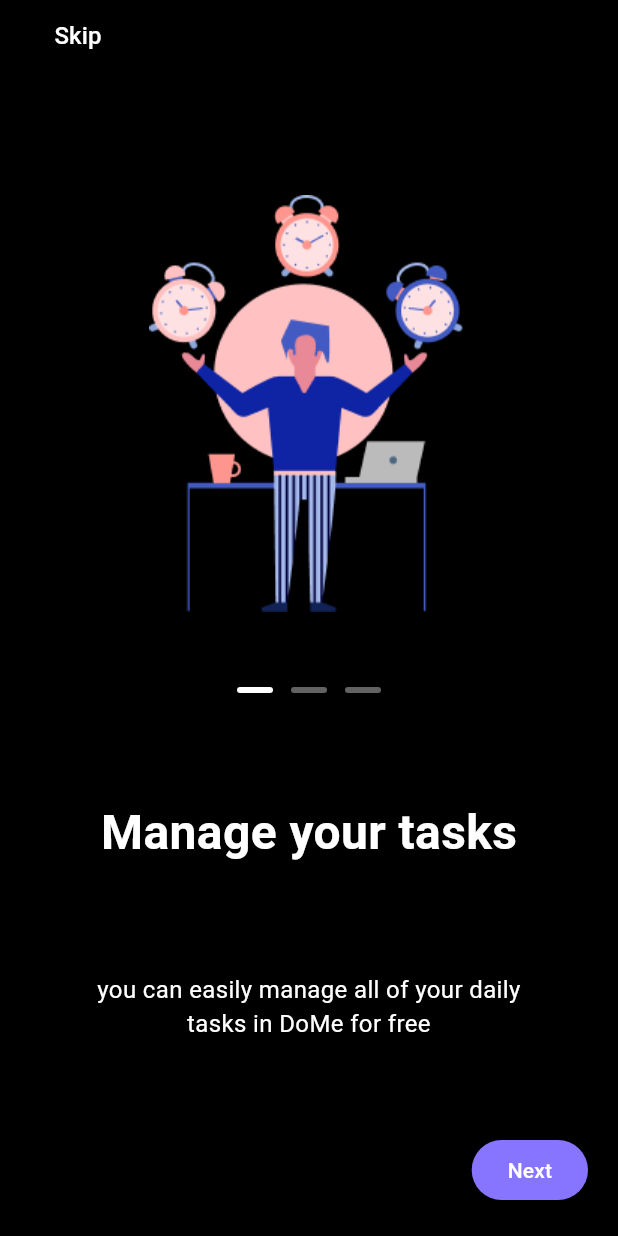
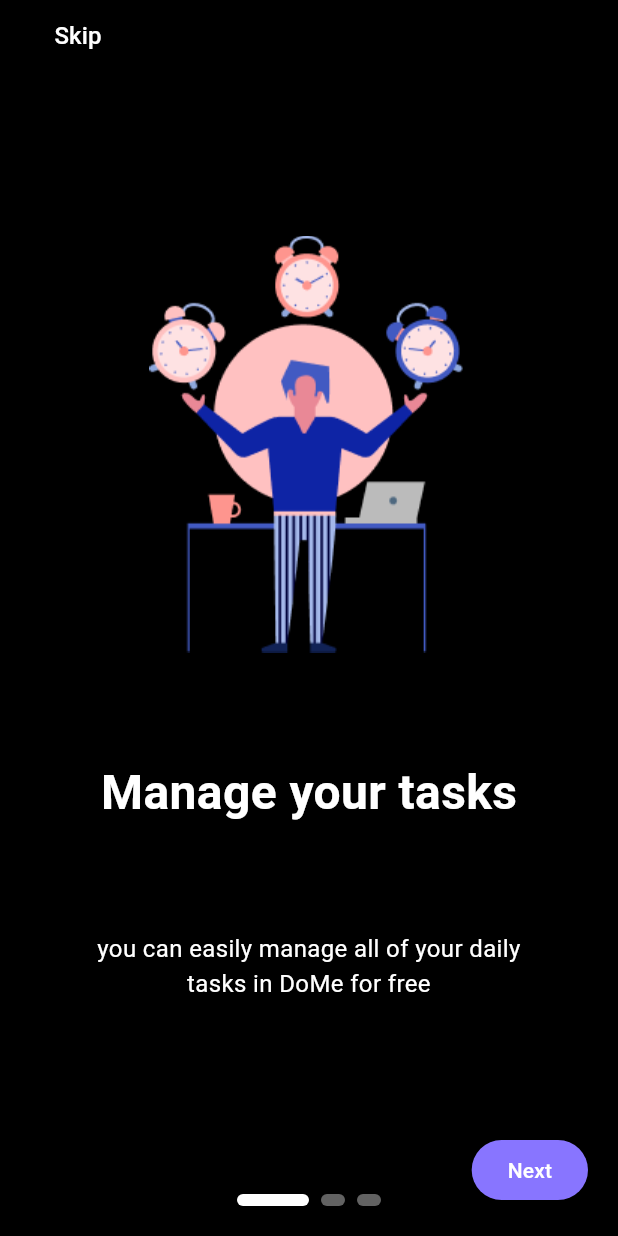
Before and after one commit to roychandu/to_do_list_provider, a Flutter app: the screen it shows after launch, on a phone screen of 412 x 824 dp. Run offline on Flutter 3.47's test engine with Material 3 defaults, Android fonts, the phone set to English and light mode, and no system bars; drawn by our look-alikes of smooth_page_indicator.

```diff
--- /dev/null
+++ b/lib/screens/Intro_screens/onboard_screen.dart
@@ -0,0 +1,279 @@
+import 'package:flutter/material.dart';
+import 'package:smooth_page_indicator/smooth_page_indicator.dart';
+
+class OnboardScreen extends StatefulWidget {
+  const OnboardScreen({super.key});
+
+  @override
+  State<OnboardScreen> createState() => _RendomScreenState();
+}
+
+class _RendomScreenState extends State<OnboardScreen> {
+  PageController _controller = PageController(initialPage: 0);
+  @override
+  Widget build(BuildContext context) {
+    return SafeArea(
+      child: Scaffold(
+        body: Stack(
+          children: [
+            PageView(
+              controller: _controller,
+              children: [
+                Padding(
+                  padding: const EdgeInsets.only(left: 20, right: 20),
+                  child: Stack(
+                    children: [
+                      Positioned(
+                        top: 0,
+                        child: TextButton(
+                          onPressed: () {
+                            _controller.jumpToPage(2);
+                          },
+                          child: Text(
+                            'Skip',
+                            style: TextStyle(color: Colors.white, fontSize: 16),
+                          ),
+                        ),
+                      ),
+                      Positioned(
+                        child: Column(
+                          mainAxisAlignment: MainAxisAlignment.center,
+                          children: [
+                            Image.asset('assets/onboard1.png'),
+
+                            SizedBox(height: 70),
+                            Center(
+                              child: Text(
+                                'Manage your tasks',
+                                style: TextStyle(
+                                  color: Colors.white,
+                                  fontSize: 32,
+                                  fontWeight: FontWeight.bold,
+                                ),
+                              ),
+                            ),
+                            SizedBox(height: 70),
+                            Center(
+                              child: Padding(
+                                padding: const EdgeInsets.only(
+                                  left: 40,
+                                  right: 40,
+                                ),
+                                child: Text(
+                                  textAlign: TextAlign.center,
+                                  'you can easily manage all of your daily tasks in DoMe for free',
+                                  style: TextStyle(
+                                    color: Colors.white,
+                                    fontSize: 16,
+                                  ),
+                                ),
+                              ),
+                            ),
+                          ],
+                        ),
+                      ),
+                      Positioned(
+                        bottom: 20,
+                        right: 0,
+                        child: ElevatedButton(
+                          onPressed: () {
+                            _controller.jumpToPage(1);
+                          },
+                          style: ElevatedButton.styleFrom(
+                            backgroundColor: Color(0xff8875FF),
+                            foregroundColor: Color(0xFFFFFFFF),
+                          ),
+                          child: Text('Next'),
+                        ),
+                      ),
+                    ],
+                  ),
+                ),
+                Padding(
+                  padding: const EdgeInsets.only(left: 20, right: 20),
+                  child: Stack(
+                    children: [
+                      Positioned(
+                        top: 0,
+                        child: TextButton(
+                          onPressed: () {
+                            _controller.jumpToPage(2);
+                          },
+                          child: Text(
+                            'Skip',
+                            style: TextStyle(color: Colors.white, fontSize: 16),
+                          ),
+                        ),
+                      ),
+                      Positioned(
+                        child: Column(
+                          mainAxisAlignment: MainAxisAlignment.center,
+                          children: [
+                            Image.asset('assets/onboard2.png'),
+
+                            SizedBox(height: 70),
+                            Center(
+                              child: Text(
+                                'Create daily routing',
+                                style: TextStyle(
+                                  color: Colors.white,
+                                  fontSize: 32,
+                                  fontWeight: FontWeight.bold,
+                                ),
+                              ),
+                            ),
+                            SizedBox(height: 70),
+                            Center(
+                              child: Padding(
+                                padding: const EdgeInsets.only(
+                                  left: 40,
+                                  right: 40,
+                                ),
+                                child: Text(
+                                  textAlign: TextAlign.center,
+                                  'In Uptodo you can create your personalized routine to stay productive',
+                                  style: TextStyle(
+                                    color: Colors.white,
+                                    fontSize: 16,
+                                  ),
+                                ),
+                              ),
+                            ),
+                          ],
+                        ),
+                      ),
+                      Positioned(
+                        bottom: 20,
+                        left: 0,
+                        right: 0,
+                        child: Row(
+                          mainAxisAlignment: MainAxisAlignment.spaceBetween,
+                          children: [
+                            TextButton(
+                              onPressed: () {
+                                _controller.jumpToPage(0);
+                              },
+                              child: Text(
+                                'Back',
+                                style: TextStyle(
+                                  color: Colors.white,
+                                  fontSize: 16,
+                                ),
+                              ),
+                            ),
+                            ElevatedButton(
+                              onPressed: () {
+                                _controller.jumpToPage(2);
+                              },
+                              style: ElevatedButton.styleFrom(
+                                backgroundColor: Color(0xff8875FF),
+                                foregroundColor: Color(0xFFFFFFFF),
+                              ),
+                              child: Text('Next'),
+                            ),
+                          ],
+                        ),
+                      ),
+                    ],
+                  ),
+                ),
+                Padding(
+                  padding: const EdgeInsets.only(left: 20, right: 20),
+                  child: Stack(
+                    children: [
+                      Positioned(
+                        child: Column(
+                          mainAxisAlignment: MainAxisAlignment.center,
+                          children: [
+                            Image.asset('assets/onboard3.png'),
+
+                            SizedBox(height: 70),
+                            Center(
+                              child: Text(
+                                'Orgonaize your tasks',
+                                style: TextStyle(
+                                  color: Colors.white,
+                                  fontSize: 32,
+                                  fontWeight: FontWeight.bold,
+                                ),
+                              ),
+                            ),
+                            SizedBox(height: 70),
+                            Center(
+                              child: Padding(
+                                padding: const EdgeInsets.only(
+                                  left: 40,
+                                  right: 40,
+                                ),
+                                child: Text(
+                                  textAlign: TextAlign.center,
+                                  'you can organize your daily tasks by adding your tasks into separate categories',
+                                  style: TextStyle(
+                                    color: Colors.white,
+                                    fontSize: 16,
+                                  ),
+                                ),
+                              ),
+                            ),
+                          ],
+                        ),
+                      ),
+                      Positioned(
+                        bottom: 20,
+                        left: 0,
+                        right: 0,
+                        child: Row(
+                          mainAxisAlignment: MainAxisAlignment.spaceBetween,
+                          children: [
+                            TextButton(
+                              onPressed: () {
+                                _controller.jumpToPage(1);
+                              },
+                              child: Text(
+                                'Back',
+                                style: TextStyle(
+                                  color: Colors.white,
+                                  fontSize: 16,
+                                ),
+                              ),
+                            ),
+                            ElevatedButton(
+                              onPressed: () {},
+                              style: ElevatedButton.styleFrom(
+                                backgroundColor: Color(0xff8875FF),
+                                foregroundColor: Color(0xFFFFFFFF),
+                              ),
+                              child: Text('Next'),
+                            ),
+                          ],
+                        ),
+                      ),
+                    ],
+                  ),
+                ),
+              ],
+            ),
+            Positioned(
+              bottom: 20,
+              left: 0,
+              right: 0,
+              child: Center(
+                child: SmoothPageIndicator(
+                  controller: _controller,
+                  count: 3,
+                  effect: ExpandingDotsEffect(
+                    activeDotColor: Colors.white,
+                    dotColor: Colors.white38,
+                    dotHeight: 8,
+                    dotWidth: 16,
+                    expansionFactor: 3,
+                  ),
+                ),
+              ),
+            ),
+          ],
+        ),
+      ),
+    );
+  }
+}
--- a/lib/screens/Intro_screens/rendom_screen.dart
+++ /dev/null
@@ -1,337 +0,0 @@
-import 'package:flutter/material.dart';
-
-class RendomScreen extends StatefulWidget {
-  const RendomScreen({super.key});
-
-  @override
-  State<RendomScreen> createState() => _RendomScreenState();
-}
-
-class _RendomScreenState extends State<RendomScreen> {
-  PageController _controller = PageController(initialPage: 0);
-  @override
-  Widget build(BuildContext context) {
-    return SafeArea(
-      child: Scaffold(
-        body: PageView(
-          controller: _controller,
-          children: [
-            Padding(
-              padding: const EdgeInsets.only(left: 20, right: 20),
-              child: Stack(
-                children: [
-                  Positioned(
-                    top: 0,
-                    child: TextButton(
-                      onPressed: () {
-                        _controller.jumpToPage(2);
-                      },
-                      child: Text(
-                        'Skip',
-                        style: TextStyle(color: Colors.white, fontSize: 16),
-                      ),
-                    ),
-                  ),
-                  Positioned(
-                    child: Column(
-                      mainAxisAlignment: MainAxisAlignment.center,
-                      children: [
-                        Image.asset('assets/onboard1.png'),
-                        SizedBox(height: 50),
-                        Row(
-                          mainAxisAlignment: MainAxisAlignment.center,
-                          children: [
-                            Container(
-                              margin: EdgeInsets.symmetric(horizontal: 6),
-                              width: 24,
-                              height: 4,
-                              decoration: BoxDecoration(
-                                color: Colors.white,
-                                borderRadius: BorderRadius.circular(4),
-                              ),
-                            ),
-                            Container(
-                              margin: EdgeInsets.symmetric(horizontal: 6),
-                              width: 24,
-                              height: 4,
-                              decoration: BoxDecoration(
-                                color: Colors.white38,
-                                borderRadius: BorderRadius.circular(4),
-                              ),
-                            ),
-                            Container(
-                              margin: EdgeInsets.symmetric(horizontal: 6),
-                              width: 24,
-                              height: 4,
-                              decoration: BoxDecoration(
-                                color: Colors.white38,
-                                borderRadius: BorderRadius.circular(4),
-                              ),
-                            ),
-                          ],
-                        ),
-                        SizedBox(height: 70),
-                        Center(
-                          child: Text(
-                            'Manage your tasks',
-                            style: TextStyle(
-                              color: Colors.white,
-                              fontSize: 32,
-                              fontWeight: FontWeight.bold,
-                            ),
-                          ),
-                        ),
-                        SizedBox(height: 70),
-                        Center(
-                          child: Padding(
-                            padding: const EdgeInsets.only(left: 40, right: 40),
-                            child: Text(
-                              textAlign: TextAlign.center,
-                              'you can easily manage all of your daily tasks in DoMe for free',
-                              style: TextStyle(
-                                color: Colors.white,
-                                fontSize: 16,
-                              ),
-                            ),
-                          ),
-                        ),
-                      ],
-                    ),
-                  ),
-                  Positioned(
-                    bottom: 20,
-                    right: 0,
-                    child: ElevatedButton(
-                      onPressed: () {
-                        _controller.jumpToPage(1);
-                      },
-                      style: ElevatedButton.styleFrom(
-                        backgroundColor: Color(0xff8875FF),
-                        foregroundColor: Color(0xFFFFFFFF),
-                      ),
-                      child: Text('Next'),
-                    ),
-                  ),
-                ],
-              ),
-            ),
-            Padding(
-              padding: const EdgeInsets.only(left: 20, right: 20),
-              child: Stack(
-                children: [
-                  Positioned(
-                    top: 0,
-                    child: TextButton(
-                      onPressed: () {
-                        _controller.jumpToPage(2);
-                      },
-                      child: Text(
-                        'Skip',
-                        style: TextStyle(color: Colors.white, fontSize: 16),
-                      ),
-                    ),
-                  ),
-                  Positioned(
-                    child: Column(
-                      mainAxisAlignment: MainAxisAlignment.center,
-                      children: [
-                        Image.asset('assets/onboard2.png'),
-                        SizedBox(height: 50),
-                        Row(
-                          mainAxisAlignment: MainAxisAlignment.center,
-                          children: [
-                            Container(
-                              margin: EdgeInsets.symmetric(horizontal: 6),
-                              width: 24,
-                              height: 4,
-                              decoration: BoxDecoration(
-                                color: Colors.white38,
-                                borderRadius: BorderRadius.circular(4),
-                              ),
-                            ),
-                            Container(
-                              margin: EdgeInsets.symmetric(horizontal: 6),
-                              width: 24,
-                              height: 4,
-                              decoration: BoxDecoration(
-                                color: Colors.white,
-                                borderRadius: BorderRadius.circular(4),
-                              ),
-                            ),
-                            Container(
-                              margin: EdgeInsets.symmetric(horizontal: 6),
-                              width: 24,
-                              height: 4,
-                              decoration: BoxDecoration(
-                                color: Colors.white38,
-                                borderRadius: BorderRadius.circular(4),
-                              ),
-                            ),
-                          ],
-                        ),
-                        SizedBox(height: 70),
-                        Center(
-                          child: Text(
-                            'Create daily routing',
-                            style: TextStyle(
-                              color: Colors.white,
-                              fontSize: 32,
-                              fontWeight: FontWeight.bold,
-                            ),
-                          ),
-                        ),
-                        SizedBox(height: 70),
-                        Center(
-                          child: Padding(
-                            padding: const EdgeInsets.only(left: 40, right: 40),
-                            child: Text(
-                              textAlign: TextAlign.center,
-                              'In Uptodo you can create your personalized routine to stay productive',
-                              style: TextStyle(
-                                color: Colors.white,
-                                fontSize: 16,
-                              ),
-                            ),
-                          ),
-                        ),
-                      ],
-                    ),
-                  ),
-                  Positioned(
-                    bottom: 20,
-                    left: 0,
-                    right: 0,
-                    child: Row(
-                      mainAxisAlignment: MainAxisAlignment.spaceBetween,
-                      children: [
-                        TextButton(
-                          onPressed: () {
-                            _controller.jumpToPage(0);
-                          },
-                          child: Text(
-                            'Back',
-                            style: TextStyle(color: Colors.white, fontSize: 16),
-                          ),
-                        ),
-                        ElevatedButton(
-                          onPressed: () {
-                            _controller.jumpToPage(2);
-                          },
-                          style: ElevatedButton.styleFrom(
-                            backgroundColor: Color(0xff8875FF),
-                            foregroundColor: Color(0xFFFFFFFF),
-                          ),
-                          child: Text('Next'),
-                        ),
-                      ],
-                    ),
-                  ),
-                ],
-              ),
-            ),
-            Padding(
-              padding: const EdgeInsets.only(left: 20, right: 20),
-              child: Stack(
-                children: [
-                  Positioned(
-                    child: Column(
-                      mainAxisAlignment: MainAxisAlignment.center,
-                      children: [
-                        Image.asset('assets/onboard3.png'),
-                        SizedBox(height: 50),
-                        Row(
-                          mainAxisAlignment: MainAxisAlignment.center,
-                          children: [
-                            Container(
-                              margin: EdgeInsets.symmetric(horizontal: 6),
-                              width: 24,
-                              height: 4,
-                              decoration: BoxDecoration(
-                                color: Colors.white38,
-                                borderRadius: BorderRadius.circular(4),
-                              ),
-                            ),
-                            Container(
-                              margin: EdgeInsets.symmetric(horizontal: 6),
-                              width: 24,
-                              height: 4,
-                              decoration: BoxDecoration(
-                                color: Colors.white38,
-                                borderRadius: BorderRadius.circular(4),
-                              ),
-                            ),
-                            Container(
-                              margin: EdgeInsets.symmetric(horizontal: 6),
-                              width: 24,
-                              height: 4,
-                              decoration: BoxDecoration(
-                                color: Colors.white,
-                                borderRadius: BorderRadius.circular(4),
-                              ),
-                            ),
-                          ],
-                        ),
-                        SizedBox(height: 70),
-                        Center(
-                          child: Text(
-                            'Orgonaize your tasks',
-                            style: TextStyle(
-                              color: Colors.white,
-                              fontSize: 32,
-                              fontWeight: FontWeight.bold,
-                            ),
-                          ),
-                        ),
-                        SizedBox(height: 70),
-                        Center(
-                          child: Padding(
-                            padding: const EdgeInsets.only(left: 40, right: 40),
-                            child: Text(
-                              textAlign: TextAlign.center,
-                              'you can organize your daily tasks by adding your tasks into separate categories',
-                              style: TextStyle(
-                                color: Colors.white,
-                                fontSize: 16,
-                              ),
-                            ),
-                          ),
-                        ),
-                      ],
-                    ),
-                  ),
-                  Positioned(
-                    bottom: 20,
-                    left: 0,
-                    right: 0,
-                    child: Row(
-                      mainAxisAlignment: MainAxisAlignment.spaceBetween,
-                      children: [
-                        TextButton(
-                          onPressed: () {
-                            _controller.jumpToPage(1);
-                          },
-                          child: Text(
-                            'Back',
-                            style: TextStyle(color: Colors.white, fontSize: 16),
-                          ),
-                        ),
-                        ElevatedButton(
-                          onPressed: () {},
-                          style: ElevatedButton.styleFrom(
-                            backgroundColor: Color(0xff8875FF),
-                            foregroundColor: Color(0xFFFFFFFF),
-                          ),
-                          child: Text('Next'),
-                        ),
-                      ],
-                    ),
-                  ),
-                ],
-              ),
-            ),
-          ],
-        ),
-      ),
-    );
-  }
-}
--- a/lib/screens/Intro_screens/splace_screen.dart
+++ b/lib/screens/Intro_screens/splace_screen.dart
@@ -1,7 +1,7 @@
 import 'dart:async';
 
 import 'package:flutter/material.dart';
-import 'package:to_do_list_provider/screens/Intro_screens/rendom_screen.dart';
+import 'package:to_do_list_provider/screens/Intro_screens/onboard_screen.dart';
 
 class SplaceScreen extends StatefulWidget {
   const SplaceScreen({super.key});
@@ -18,7 +18,7 @@ class _SplaceScreenState extends State<SplaceScreen> {
     Timer(Duration(seconds: 3), () {
       Navigator.push(
         context,
-        MaterialPageRoute(builder: (context) => RendomScreen()),
+        MaterialPageRoute(builder: (context) => OnboardScreen()),
       );
     });
   }
--- a/pubspec.yaml
+++ b/pubspec.yaml
@@ -34,6 +34,7 @@ dependencies:
   # The following adds the Cupertino Icons font to your application.
   # Use with the CupertinoIcons class for iOS style icons.
   cupertino_icons: ^1.0.8
+  smooth_page_indicator: ^1.2.1
 
 dev_dependencies:
   flutter_test:
```
Also changed, not shown: pubspec.lock.
